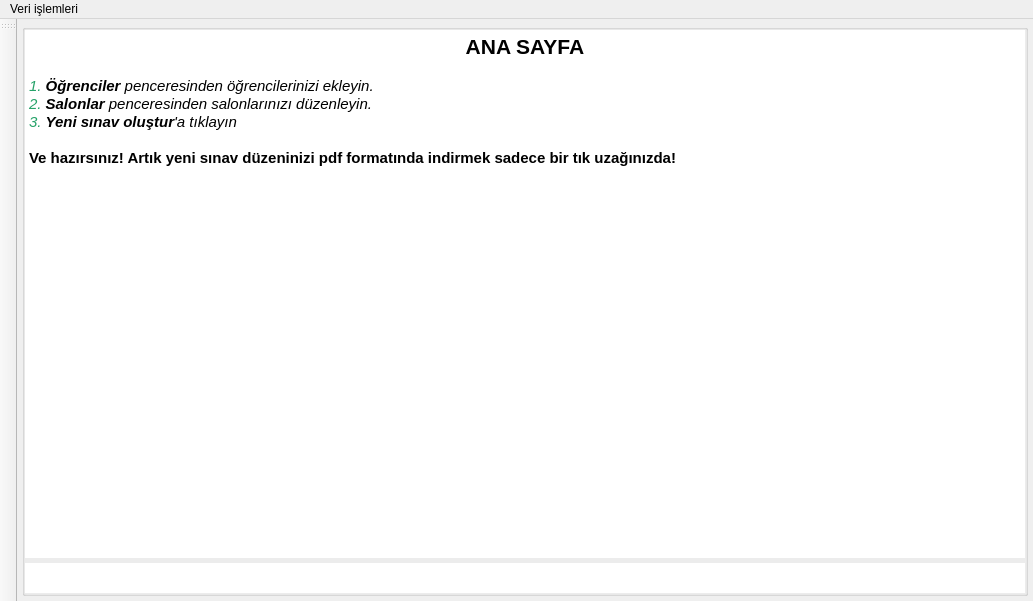
Above: Forms/mainwindow.ui from yoseidonn/Kelebek-App before the change. Below: the same form after it.
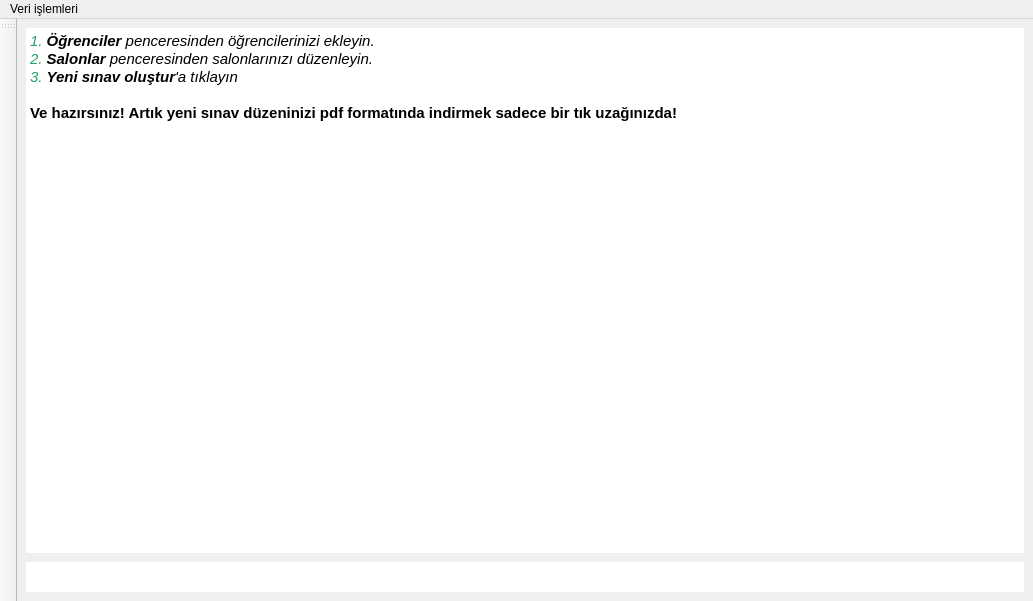
That is the form after the change. Icons and pictures are not drawn.

```diff
--- a/Forms/mainwindow.ui
+++ b/Forms/mainwindow.ui
@@ -19,27 +19,23 @@
 border:  transparent;
 }</string>
    </property>
-   <layout class="QHBoxLayout" name="horizontalLayout" stretch="0">
+   <layout class="QHBoxLayout" name="horizontalLayout">
     <property name="spacing">
      <number>0</number>
     </property>
     <property name="leftMargin">
-     <number>5</number>
+     <number>0</number>
     </property>
     <property name="topMargin">
-     <number>5</number>
+     <number>0</number>
     </property>
     <property name="rightMargin">
-     <number>5</number>
+     <number>0</number>
     </property>
     <property name="bottomMargin">
-     <number>5</number>
+     <number>0</number>
     </property>
     <item>
-     <widget class="QGroupBox" name="mainGroupbox">
-      <property name="title">
-       <string/>
-      </property>
       <layout class="QHBoxLayout" name="MainLayout">
        <property name="spacing">
         <number>0</number>
@@ -60,19 +56,7 @@
         <widget class="QFrame" name="textFrame">
          <layout class="QVBoxLayout" name="verticalLayout_4">
           <property name="spacing">
-           <number>5</number>
-          </property>
-          <property name="leftMargin">
-           <number>0</number>
-          </property>
-          <property name="topMargin">
-           <number>0</number>
-          </property>
-          <property name="rightMargin">
-           <number>0</number>
-          </property>
-          <property name="bottomMargin">
-           <number>0</number>
+          <number>9</number>
           </property>
           <item>
            <widget class="QTextBrowser" name="welcomeText">
@@ -87,8 +71,6 @@
 &lt;html&gt;&lt;head&gt;&lt;meta name=&quot;qrichtext&quot; content=&quot;1&quot; /&gt;&lt;style type=&quot;text/css&quot;&gt;
 p, li { white-space: pre-wrap; }
 &lt;/style&gt;&lt;/head&gt;&lt;body style=&quot; font-family:'Ubuntu'; font-size:11pt; font-weight:400; font-style:normal;&quot;&gt;
-&lt;p align=&quot;center&quot; style=&quot; margin-top:0px; margin-bottom:0px; margin-left:0px; margin-right:0px; -qt-block-indent:0; text-indent:0px;&quot;&gt;&lt;span style=&quot; font-size:16pt; font-weight:600;&quot;&gt;ANA SAYFA&lt;/span&gt;&lt;/p&gt;
-&lt;p align=&quot;center&quot; style=&quot;-qt-paragraph-type:empty; margin-top:0px; margin-bottom:0px; margin-left:0px; margin-right:0px; -qt-block-indent:0; text-indent:0px;&quot;&gt;&lt;br /&gt;&lt;/p&gt;
 &lt;p style=&quot; margin-top:0px; margin-bottom:0px; margin-left:0px; margin-right:0px; -qt-block-indent:0; text-indent:0px;&quot;&gt;&lt;span style=&quot; font-style:italic; color:#26a269;&quot;&gt;1. &lt;/span&gt;&lt;span style=&quot; font-weight:600; font-style:italic;&quot;&gt;Öğrenciler&lt;/span&gt;&lt;span style=&quot; font-style:italic;&quot;&gt; penceresinden öğrencilerinizi ekleyin.&lt;/span&gt;&lt;/p&gt;
 &lt;p style=&quot; margin-top:0px; margin-bottom:0px; margin-left:0px; margin-right:0px; -qt-block-indent:0; text-indent:0px;&quot;&gt;&lt;span style=&quot; font-style:italic; color:#26a269;&quot;&gt;2. &lt;/span&gt;&lt;span style=&quot; font-weight:600; font-style:italic;&quot;&gt;Salonlar&lt;/span&gt;&lt;span style=&quot; font-style:italic;&quot;&gt; penceresinden salonlarınızı düzenleyin.&lt;/span&gt;&lt;/p&gt;
 &lt;p style=&quot; margin-top:0px; margin-bottom:0px; margin-left:0px; margin-right:0px; -qt-block-indent:0; text-indent:0px;&quot;&gt;&lt;span style=&quot; font-style:italic; color:#26a269;&quot;&gt;3. &lt;/span&gt;&lt;span style=&quot; font-weight:600; font-style:italic;&quot;&gt;Yeni sınav oluştur&lt;/span&gt;&lt;span style=&quot; font-style:italic;&quot;&gt;'a tıklayın&lt;/span&gt;&lt;/p&gt;
@@ -132,7 +114,6 @@
         </widget>
        </item>
       </layout>
-     </widget>
     </item>
    </layout>
   </widget>
```
Lines whose indentation alone changed are shown as unchanged.
